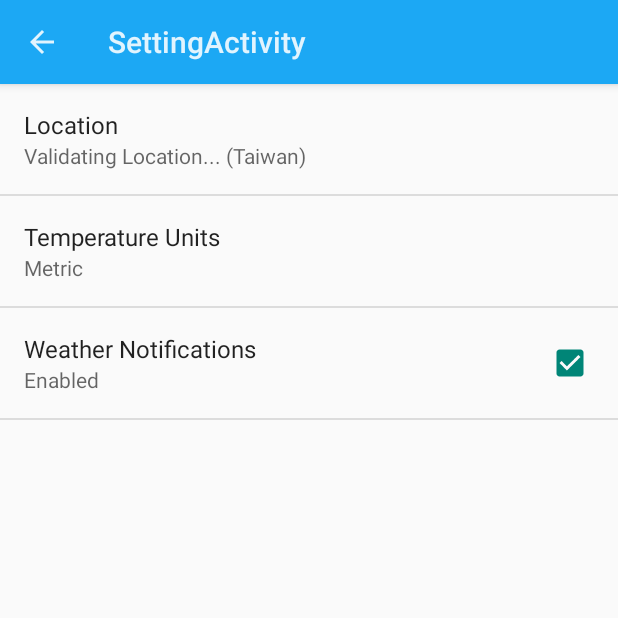
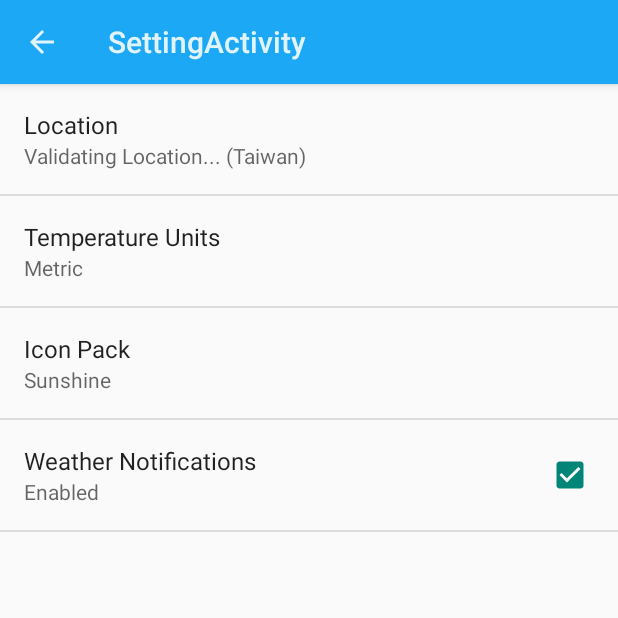
Before and after one commit to Kerry50407/SunshineApp, an Android app: the SettingActivity screen opened directly, with no data from a screen before it, on a phone screen of 412 x 824 dp, the top half of it. Run offline under Robolectric (Android 15) with nearby library versions, the phone set to English and light mode, and no system bars.

Commit message:
Change icon pack based on user preference

```diff
--- a/app/src/main/java/com/example/android/sunshine/app/SettingActivity.java
+++ b/app/src/main/java/com/example/android/sunshine/app/SettingActivity.java
@@ -21,6 +21,7 @@ public class SettingActivity extends PreferenceActivity implements Preference.On
         addPreferencesFromResource(R.xml.pref_general);
         bindPreferenceSummaryToValue(findPreference(getString(R.string.pref_location_key)));
         bindPreferenceSummaryToValue(findPreference(getString(R.string.pref_units_key)));
+        bindPreferenceSummaryToValue(findPreference(getString(R.string.pref_art_pack_key)));
     }
 
     @Override
@@ -99,6 +100,8 @@ public class SettingActivity extends PreferenceActivity implements Preference.On
         } else if(key.equals(getString(R.string.pref_location_status_key))) {
             Preference locationPreference = findPreference(getString(R.string.pref_location_key));
             bindPreferenceSummaryToValue(locationPreference);
+        } else if(key.equals(getString(R.string.pref_art_pack_key))) {
+            getContentResolver().notifyChange(WeatherContract.WeatherEntry.CONTENT_URI, null);
         }
     }
 }
--- a/app/src/main/res/values/arrays.xml
+++ b/app/src/main/res/values/arrays.xml
@@ -9,4 +9,14 @@
         <item>@string/pref_units_metric</item>
         <item>@string/pref_units_imperial</item>
     </string-array>
+
+    <string-array name="pref_art_pack_options">
+        <item>@string/pref_art_pack_label_sunshine</item>
+        <item>@string/pref_art_pack_label_cute_dogs</item>
+    </string-array>
+
+    <string-array name="pref_art_pack_values">
+        <item>@string/pref_art_pack_sunshine</item>
+        <item>@string/pref_art_pack_cute_dogs</item>
+    </string-array>
 </resources>
--- a/app/src/main/res/values/strings.xml
+++ b/app/src/main/res/values/strings.xml
@@ -33,8 +33,23 @@
     <string name="pref_units_metric" translatable="false">metric</string>
     <string name="pref_units_imperial" translatable="false">imperial</string>
 
-    <!-- Format for retrieving art from an external source [CHAR LIMIT=NONE] -->
-    <string name="format_art_url" translatable="false">https://raw.githubusercontent.com/udacity/Sunshine-Version-2/sunshine_master/app/src/main/res/drawable-xxhdpi/art_<xliff:g id="description">%s</xliff:g>.png</string>
+    <!-- Label for the art pack preference [CHAR LIMIT=30] -->
+    <string name="pref_art_pack_label">Icon Pack</string>
+
+    <!-- Label for Sunshine option in art pack preference [CHAR LIMIT=25] -->
+    <string name="pref_art_pack_label_sunshine">Sunshine</string>
+
+    <!-- Label for cute dogs option in art pack preference [CHAR LIMIT=25] -->
+    <string name="pref_art_pack_label_cute_dogs">Cute dogs</string>
+
+    <!-- Key name for art pack unit preference in SharedPreferences [CHAR LIMIT=NONE] -->
+    <string name="pref_art_pack_key" translatable="false">art_pack</string>
+
+    <!-- Value in SharedPreferences for Sunshine art pack option [CHAR LIMIT=NONE] -->
+    <string name="pref_art_pack_sunshine" translatable="false">https://raw.githubusercontent.com/udacity/Sunshine-Version-2/sunshine_master/app/src/main/res/drawable-xxhdpi/art_%s.png</string>
+
+    <!-- Value in SharedPreferences for cute dogs art pack  option [CHAR LIMIT=NONE] -->
+    <string name="pref_art_pack_cute_dogs" translatable="false">https://raw.githubusercontent.com/udacity/Sunshine-Version-2/sunshine_master/app/src/main/res/drawable-mdpi/art_%s.png</string>
 
     <!-- Date label when displaying today's weather forecast [CHAR LIMIT=20] -->
     <string name="today">今天</string>
--- a/app/src/main/res/xml/pref_general.xml
+++ b/app/src/main/res/xml/pref_general.xml
@@ -17,6 +17,13 @@
         android:entryValues="@array/pref_units_values"
         android:entries="@array/pref_units_options" />
 
+    <ListPreference
+        android:title="@string/pref_art_pack_label"
+        android:key="@string/pref_art_pack_key"
+        android:defaultValue="@string/pref_art_pack_sunshine"
+        android:entryValues="@array/pref_art_pack_values"
+        android:entries="@array/pref_art_pack_options" />
+
     <CheckBoxPreference
         android:title="@string/pref_enable_notifications_label"
         android:key="@string/pref_enable_notifications_key"
```
Also changed, not shown: app/src/main/java/com/example/android/sunshine/app/Utility.java (+15 -11 lines).
